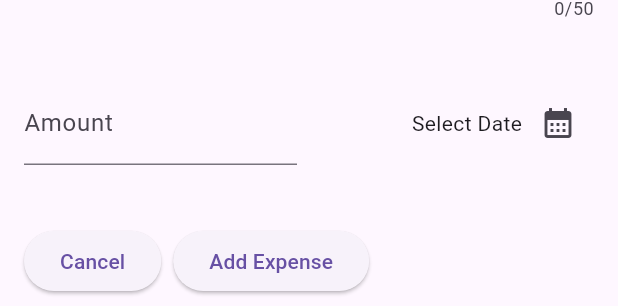
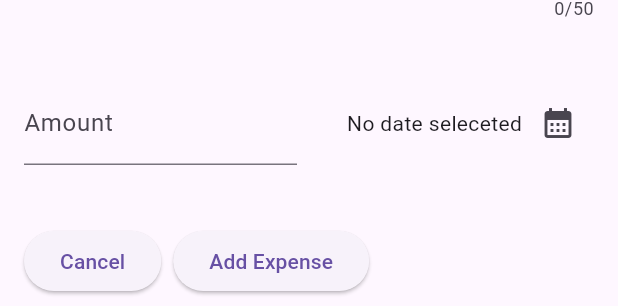
Before and after one commit to mhdrezaei/expense-tracker-flutter, a Flutter app: the NewExpense widget shown alone on an empty page, opened directly, on a phone screen of 412 x 824 dp. Shown: the part 147-453 px from the top of the screen. Run offline on Flutter 3.47's test engine with Material 3 defaults, Android fonts, the phone set to English and light mode, and no system bars.

Commit message:
show selected date

```diff
--- a/lib/widget/new_expense.dart
+++ b/lib/widget/new_expense.dart
@@ -1,4 +1,7 @@
 import 'package:flutter/material.dart';
+import 'package:intl/intl.dart';
+
+final formatter = DateFormat.yMd();
 
 class NewExpense extends StatefulWidget {
   const NewExpense({super.key});
@@ -12,16 +15,20 @@ class NewExpense extends StatefulWidget {
 class _NewExpenseState extends State<NewExpense> {
   final _titleController = TextEditingController();
   final _amountController = TextEditingController();
+  DateTime? _selectedDate;
 
-  void _presentDatePicker() {
+  void _presentDatePicker() async {
     final now = DateTime.now();
     final firstDate = DateTime(now.year - 1, now.month, now.day);
-    showDatePicker(
+    final pickedDate = await showDatePicker(
       context: context,
       initialDate: now,
       firstDate: firstDate,
       lastDate: now,
     );
+    setState(() {
+      _selectedDate = pickedDate;
+    });
   }
 
   @override
@@ -62,7 +69,11 @@ class _NewExpenseState extends State<NewExpense> {
                     mainAxisAlignment: MainAxisAlignment.end,
                     crossAxisAlignment: CrossAxisAlignment.center,
                     children: [
-                      const Text('Select Date'),
+                      Text(
+                        _selectedDate == null
+                            ? 'No date seleceted'
+                            : formatter.format(_selectedDate!),
+                      ),
                       IconButton(
                         onPressed: _presentDatePicker,
                         icon: const Icon((Icons.calendar_month)),
```
